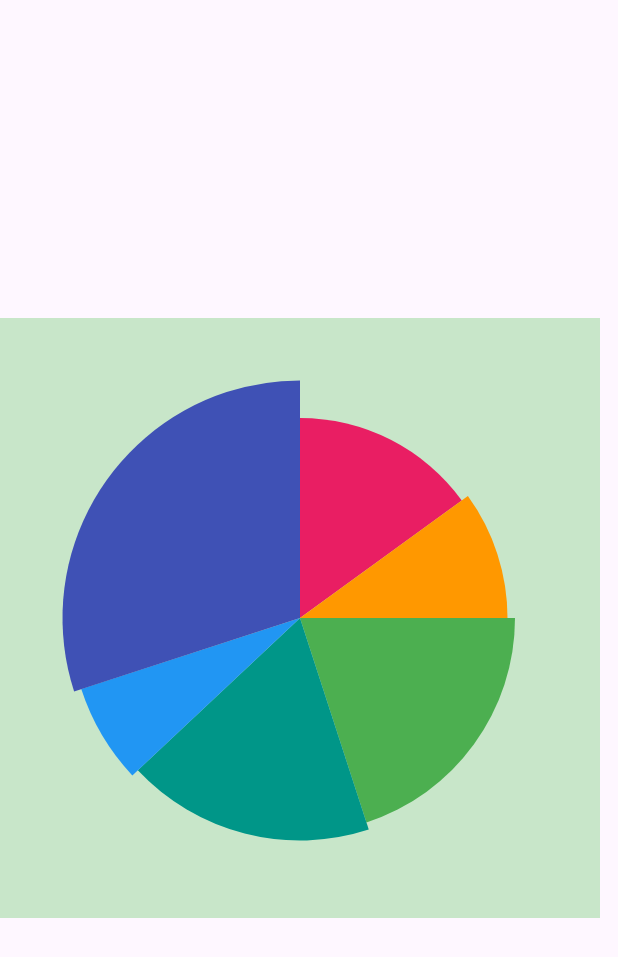
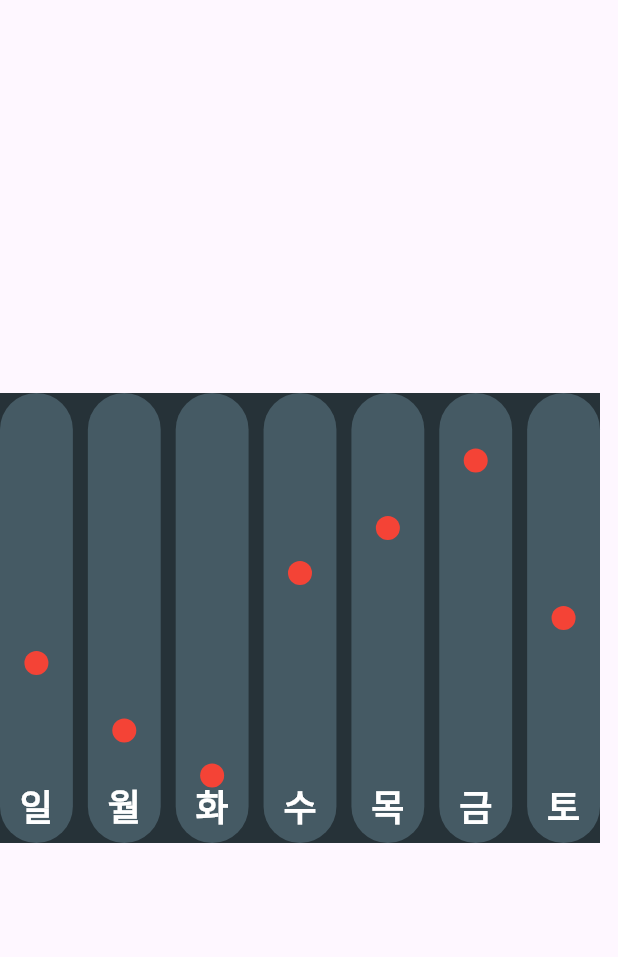
Before and after one commit to 111coding/flutter-morning-ui, a Flutter app: the screen it shows after launch, on a phone screen of 412 x 824 dp. Shown: the top 957 px of the screen. Run offline on Flutter 3.47's test engine with Material 3 defaults, Android fonts, the phone set to English and light mode, and no system bars.

Commit message:
WIP 라인차트

```diff
--- a/lib/main.dart
+++ b/lib/main.dart
@@ -5,6 +5,7 @@ import 'package:flutter_morning_ui/ui_0805.dart';
 import 'package:flutter_morning_ui/ui_0806.dart';
 import 'package:flutter_morning_ui/ui_0819.dart';
 import 'package:flutter_morning_ui/ui_0820.dart';
+import 'package:flutter_morning_ui/ui_0821.dart';
 
 void main() {
   runApp(const MyApp());
@@ -22,7 +23,7 @@ class MyApp extends StatelessWidget {
       theme: ThemeData(
         colorScheme: ColorScheme.fromSeed(seedColor: Colors.deepPurple),
       ),
-      home: Home0820(),
+      home: Home0821(),
     );
   }
 }
--- /dev/null
+++ b/lib/ui_0821.dart
@@ -0,0 +1,108 @@
+import 'dart:math';
+
+import 'package:flutter/material.dart';
+import 'package:flutter_morning_ui/colog.dart';
+
+class Home0821 extends StatelessWidget {
+  @override
+  Widget build(BuildContext context) {
+    return Scaffold(
+      body: Column(
+        mainAxisAlignment: MainAxisAlignment.center,
+        children: [
+          Container(
+            width: 400,
+            height: 300,
+            color: Colors.blueGrey[900],
+            child: CustomPaint(
+              foregroundPainter: _MyPainter(),
+              child: Row(
+                children: [
+                  bar("일"),
+                  SizedBox(width: 10),
+                  bar("월"),
+                  SizedBox(width: 10),
+                  bar("화"),
+                  SizedBox(width: 10),
+                  bar("수"),
+                  SizedBox(width: 10),
+                  bar("목"),
+                  SizedBox(width: 10),
+                  bar("금"),
+                  SizedBox(width: 10),
+                  bar("토"),
+                ],
+              ),
+            ),
+          ),
+        ],
+      ),
+    );
+  }
+
+  Widget bar(String day) {
+    return Expanded(
+      child: Container(
+        height: double.infinity,
+        decoration: BoxDecoration(
+          color: Colors.blueGrey[700],
+          borderRadius: BorderRadius.circular(100),
+        ),
+        alignment: Alignment.bottomCenter,
+        padding: EdgeInsets.only(bottom: 8),
+        child: Text(
+          day,
+          style: TextStyle(
+            color: Colors.white,
+            fontWeight: FontWeight.bold,
+            fontSize: 24,
+          ),
+        ),
+      ),
+    );
+  }
+}
+
+class _MyPainter extends CustomPainter {
+  @override
+  void paint(Canvas canvas, Size size) {
+    // TODO: implement paint
+    // 일, 월, 화, 수, 목, 금, 토
+    // 40%, 25%, 15%, 60%, 70%, 85%, 50%
+
+    double maxWidth = size.width;
+    double maxHeight = size.height;
+    double barWidth = (maxWidth - 60) / 7;
+    double halfBarWidth = barWidth / 2;
+
+    Paint brush = Paint();
+    brush.color = Colors.red;
+    brush.strokeWidth = 3;
+    final values = [40, 25, 15, 60, 70, 85, 50];
+    for (var i = 0; i < values.length; i++) {
+      final v = values[i];
+      canvas.drawCircle(
+        Offset(
+          halfBarWidth + (barWidth + 10) * i,
+          maxHeight - maxHeight * v / 100,
+        ),
+        8,
+        brush,
+      );
+
+      // canvas.drawLine 이용해서 각 점들 선 그리기!
+      // TODO 곡선으로 바꾸기!
+    }
+
+    // canvas.drawLine(
+    //   Offset(halfBarWidth, maxHeight - maxHeight * 40 / 100),
+    //   Offset(dx, dy),
+    //   paint,
+    // );
+  }
+
+  @override
+  bool shouldRepaint(covariant CustomPainter oldDelegate) {
+    return true;
+  }
+}
```
